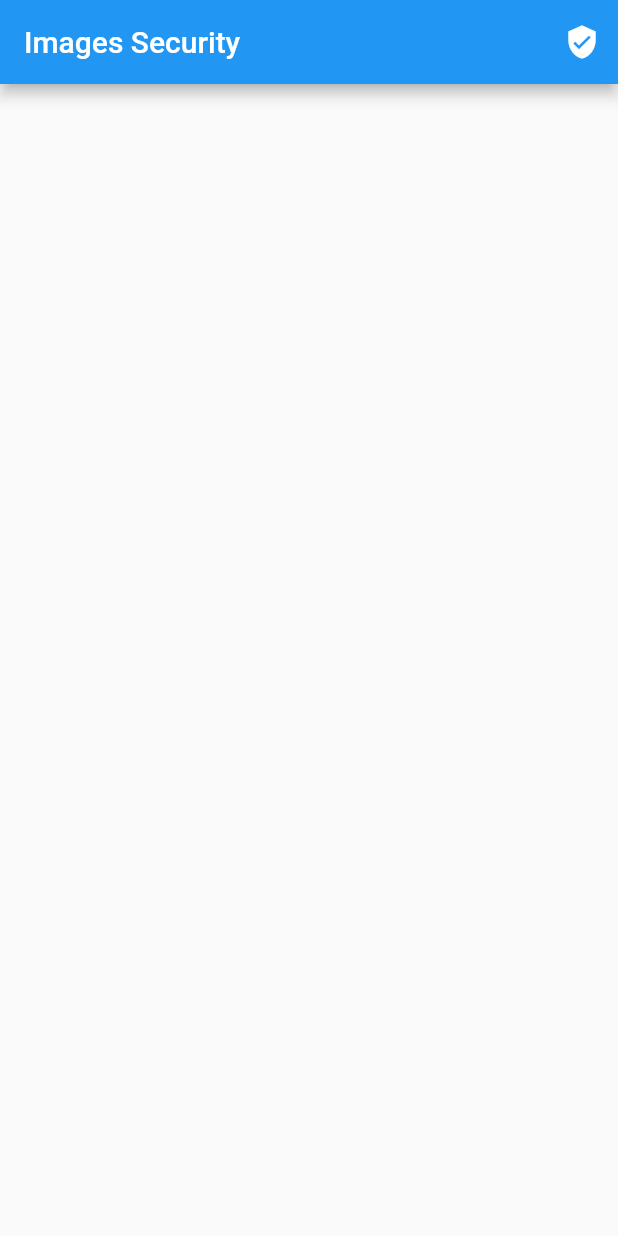
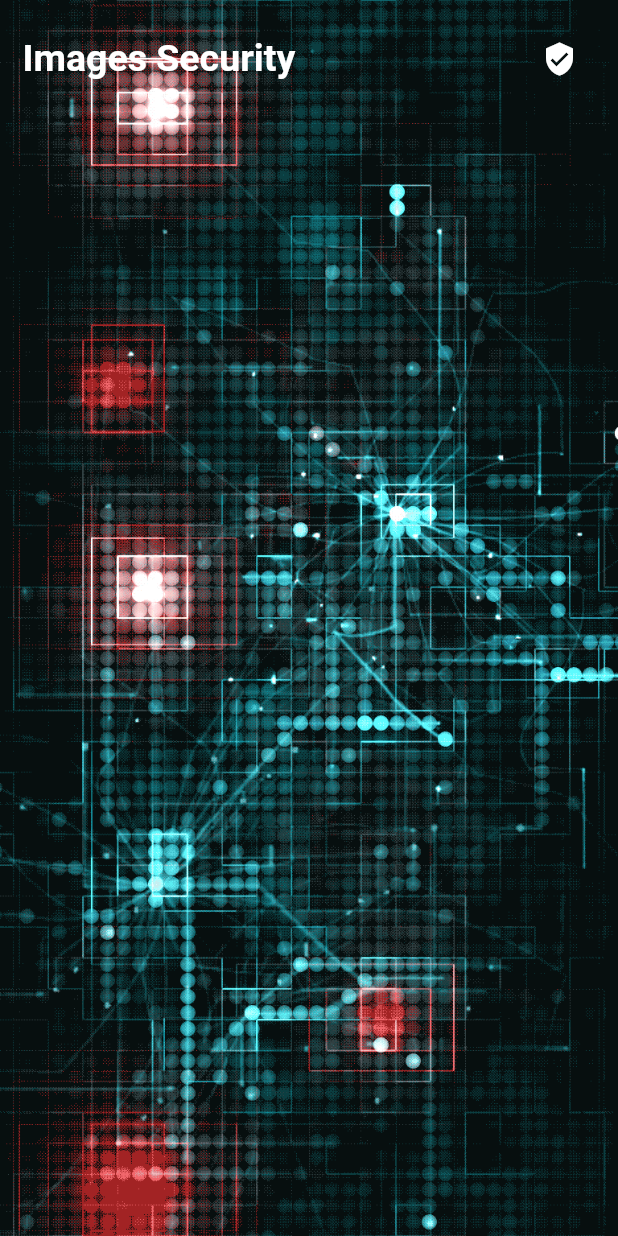
Before and after one commit to phucho236/ImagesSecurity, a Flutter app: the HomePage screen opened directly, on a phone screen of 412 x 824 dp. Run offline on Flutter 3.47's test engine with Material 2 defaults, Android fonts, the phone set to English and light mode, and no system bars; drawn by our look-alikes of pull_to_refresh; our stand-ins replace cloud_firestore, firebase_auth, firebase_core, google_sign_in, gradient_widgets; missing offline and left inert: dart_jsonwebtoken, multi_image_picker; accounts and stored records are empty.

Commit message:
update animate

```diff
--- a/lib/home_page.dart
+++ b/lib/home_page.dart
@@ -41,7 +41,7 @@ class _HomePageState extends State<HomePage> {
   Widget buildCtn() {
     return GridView.builder(
       physics: ClampingScrollPhysics(),
-      padding: EdgeInsets.only(bottom: 15,left: 15,right: 15),
+      padding: EdgeInsets.only(bottom: 15, left: 15, right: 15),
       gridDelegate: SliverGridDelegateWithFixedCrossAxisCount(
         crossAxisCount: 2,
         childAspectRatio: (0.55),
@@ -61,13 +61,51 @@ class _HomePageState extends State<HomePage> {
   @override
   Widget build(BuildContext context) {
     return Scaffold(
-      appBar: AppBar(
-        actions: <Widget>[
+      body: Stack(
+        children: [
+          RotatedBox(
+            quarterTurns: 1,
+            child: Container(
+              decoration: new BoxDecoration(
+                  image: DecorationImage(
+                image: new AssetImage("assets/images/background-3.gif"),
+                fit: BoxFit.cover,
+              )),
+            ),
+          ),
+          Column(
+            children: [
+              Padding(
+                padding: const EdgeInsets.only(top: 15, left: 15, right: 15),
+                child: Row(
+                  mainAxisAlignment: MainAxisAlignment.spaceBetween,
+                  children: [
+                    GestureDetector(
+                      onLongPress: () {
+                        Navigator.push(
+                          context,
+                          MaterialPageRoute(
+                              builder: (context) => TestPerformancePage()),
+                        );
+                      },
+                      child: Row(
+                        children: [
+                          Text(
+                            "Images Security",
+                            style: TextStyle(
+                                color: Colors.white,
+                                fontSize: 25,
+                                fontWeight: FontWeight.bold),
+                          ),
+                        ],
+                      ),
+                    ),
                     IconButton(
                       onPressed: () {
                         Navigator.push(
                           context,
-                MaterialPageRoute(builder: (context) => PushImagesPage()),
+                          MaterialPageRoute(
+                              builder: (context) => PushImagesPage()),
                         );
                       },
                       icon: Icon(
@@ -76,16 +114,10 @@ class _HomePageState extends State<HomePage> {
                       ),
                     )
                   ],
-        title: GestureDetector(
-            onLongPress: () {
-              Navigator.push(
-                context,
-                MaterialPageRoute(builder: (context) => TestPerformancePage()),
-              );
-            },
-            child: const Text('Images Security')),
                 ),
-      body: SmartRefresher(
+              ),
+              Expanded(
+                child: SmartRefresher(
                   controller: _refreshController,
                   enablePullUp: false,
                   enablePullDown: true,
@@ -96,6 +128,11 @@ class _HomePageState extends State<HomePage> {
                     if (mounted) setState(() {});
                     _refreshController.refreshCompleted();
                   },
+                ),
+              ),
+            ],
+          ),
+        ],
       ),
     );
   }
--- a/pubspec.yaml
+++ b/pubspec.yaml
@@ -15,7 +15,7 @@ publish_to: 'none' # Remove this line if you wish to publish to pub.dev
 # In iOS, build-name is used as CFBundleShortVersionString while build-number used as CFBundleVersion.
 # Read more about iOS versioning at
 # https://developer.apple.com/library/archive/documentation/General/Reference/InfoPlistKeyReference/Articles/CoreFoundationKeys.html
-version: 1.0.0+2
+version: 1.0.0+3
 
 environment:
   sdk: ">=2.7.0 <3.0.0"
@@ -40,7 +40,7 @@ dependencies:
   firebase_core: ^0.5.3
   cloud_firestore: ^0.14.4
   pull_to_refresh: ^1.6.3
-
+  gradient_widgets: ^0.5.1
 
 dev_dependencies:
   flutter_test:
```
Also changed, not shown: lib/login_page.dart (+96 -11 lines), assets/images/background-2.gif (added), assets/images/background-3.gif (added), assets/images/logo.gif (added), pubspec.lock, 1 other file. Lines whose indentation alone changed are shown as unchanged.
